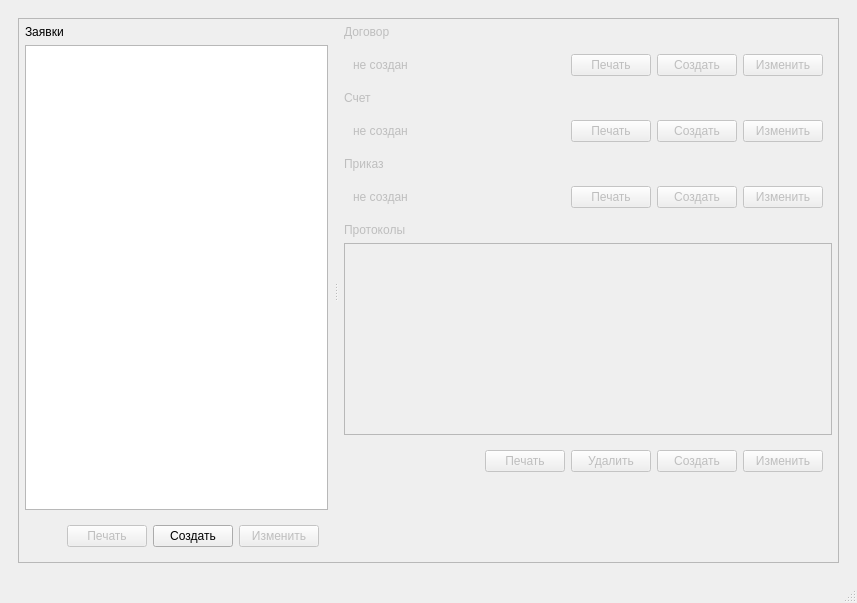
Above: ui/shared/main_window.ui from bakatrouble/elevators before the change. Below: the same form after it.
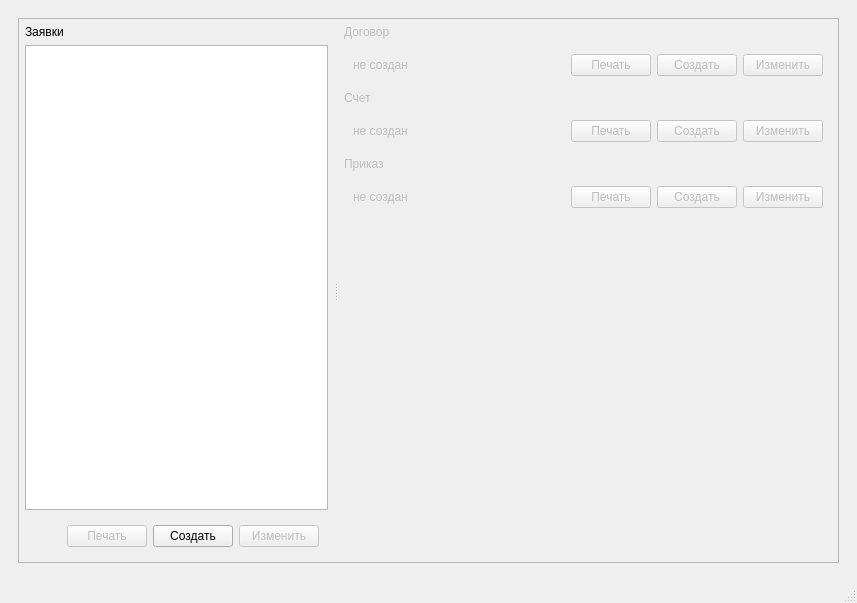
That is the form after the change.

Commit message: Delete protocol widgets

Diff of the .ui file:
```diff
--- a/ui/shared/main_window.ui
+++ b/ui/shared/main_window.ui
@@ -322,72 +322,6 @@
               </layout>
              </widget>
             </item>
-            <item>
-             <widget class="QLabel" name="label_5">
-              <property name="text">
-               <string>Протоколы</string>
-              </property>
-             </widget>
-            </item>
-            <item>
-             <widget class="QListView" name="tblProtocols"/>
-            </item>
-            <item>
-             <widget class="QWidget" name="horizontalWidget_4" native="true">
-              <layout class="QHBoxLayout" name="horizontalLayout_4">
-               <item>
-                <spacer name="horizontalSpacer_2">
-                 <property name="orientation">
-                  <enum>Qt::Horizontal</enum>
-                 </property>
-                 <property name="sizeHint" stdset="0">
-                  <size>
-                   <width>40</width>
-                   <height>20</height>
-                  </size>
-                 </property>
-                </spacer>
-               </item>
-               <item>
-                <widget class="QPushButton" name="btnPrintProtocol">
-                 <property name="enabled">
-                  <bool>false</bool>
-                 </property>
-                 <property name="text">
-                  <string>Печать</string>
-                 </property>
-                </widget>
-               </item>
-               <item>
-                <widget class="QPushButton" name="pushButton_12">
-                 <property name="enabled">
-                  <bool>false</bool>
-                 </property>
-                 <property name="text">
-                  <string>Удалить</string>
-                 </property>
-                </widget>
-               </item>
-               <item>
-                <widget class="QPushButton" name="btnCreateProtocol">
-                 <property name="text">
-                  <string>Создать</string>
-                 </property>
-                </widget>
-               </item>
-               <item>
-                <widget class="QPushButton" name="btnEditProtocol">
-                 <property name="enabled">
-                  <bool>false</bool>
-                 </property>
-                 <property name="text">
-                  <string>Изменить</string>
-                 </property>
-                </widget>
-               </item>
-              </layout>
-             </widget>
-            </item>
             <item>
              <spacer name="verticalSpacer">
               <property name="orientation">
```
The commit also changes 1 other file.
